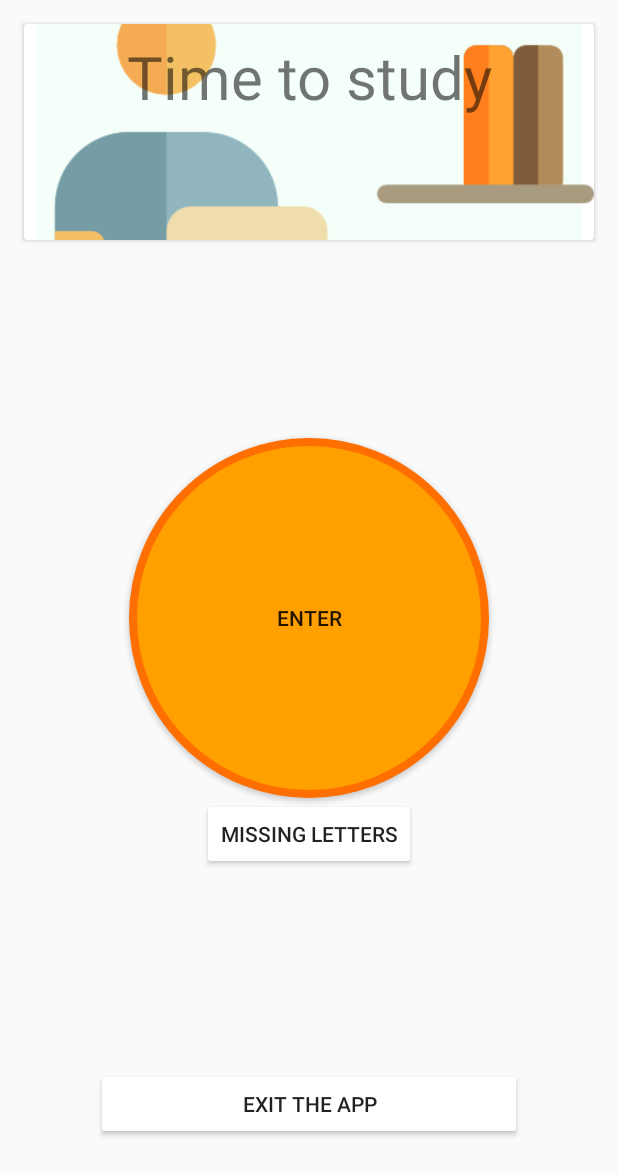
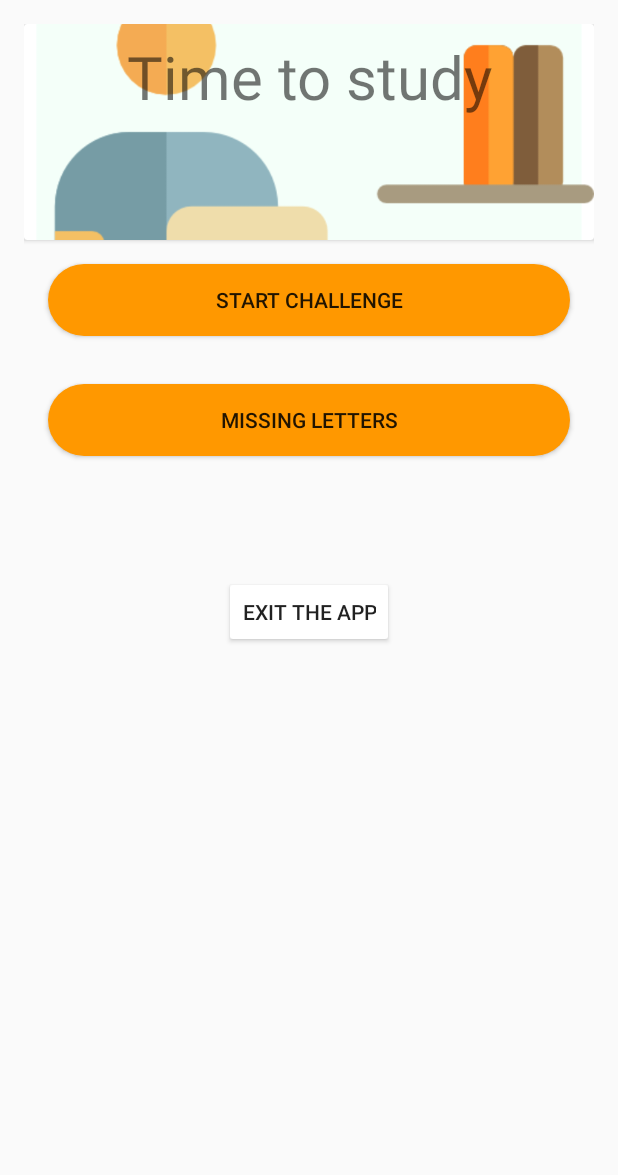
Before and after one commit to praye/LoveWords, an Android app: the AlarmingActivity screen opened directly, with no data from a screen before it, on a phone screen of 412 x 824 dp. Shown: the top 1175 px of the screen. Run offline under Robolectric (Android 15) with nearby library versions, the phone set to English and light mode, and no system bars; 1 statement that could not run was skipped.

Commit message:
change ui of missing words

```diff
--- a/app/src/main/res/layout/activity_alarming.xml
+++ b/app/src/main/res/layout/activity_alarming.xml
@@ -1,17 +1,14 @@
 <?xml version="1.0" encoding="utf-8"?>
-<RelativeLayout xmlns:android="http://schemas.android.com/apk/res/android"
+<LinearLayout xmlns:android="http://schemas.android.com/apk/res/android"
     android:layout_width="match_parent"
     android:layout_height="match_parent"
-    android:orientation="vertical">
+    android:orientation="vertical"
+    android:padding="16dp">
 
     <android.support.v7.widget.CardView
         android:id="@+id/cardView"
         android:layout_width="match_parent"
-        android:layout_height="144dp"
-        android:layout_alignParentEnd="true"
-        android:layout_alignParentStart="true"
-        android:layout_alignParentTop="true"
-        android:layout_margin="16dp">
+        android:layout_height="144dp">
         <ImageView
             android:src="@drawable/study"
             android:layout_width="match_parent"
@@ -28,33 +25,27 @@
 
     <Button
         android:id="@+id/todo"
-        android:layout_width="wrap_content"
-        android:layout_height="wrap_content"
-        android:layout_weight="6"
-        android:layout_centerHorizontal="true"
-        android:layout_centerVertical="true"
-        android:background="@drawable/round_button"
-        android:text="Enter" />
+        android:layout_width="match_parent"
+        android:layout_height="48dp"
+        android:layout_margin="16dp"
+        android:background="@drawable/shape"
+        android:text="Start Challenge" />
 
     <Button
+        android:id="@+id/missingLetter"
+        android:layout_width="match_parent"
+        android:layout_height="48dp"
         android:theme="@style/MyButton"
-        android:layout_centerHorizontal="true"
-        android:layout_below="@+id/todo"
+        android:layout_margin="16dp"
         android:text="Missing Letters"
-        android:id="@+id/missingLetter"
-        android:layout_width="wrap_content"
-        android:layout_height="wrap_content" />
+        android:background="@drawable/shape"/>
 
     <Button
         android:id="@+id/exit"
         android:layout_width="wrap_content"
         android:layout_height="48dp"
-        android:layout_weight="2"
-        android:layout_alignParentBottom="true"
-        android:layout_alignParentEnd="true"
-        android:layout_alignParentStart="true"
         android:layout_gravity="center"
         android:layout_margin="64dp"
         android:text="exit the App"
         android:theme="@style/MyButton" />
-</RelativeLayout>
+</LinearLayout>
--- a/app/src/main/res/layout/activity_missing_letter.xml
+++ b/app/src/main/res/layout/activity_missing_letter.xml
@@ -18,15 +18,16 @@
             android:layout_width="match_parent"
             android:layout_height="?attr/actionBarSize"
             android:background="?attr/colorPrimary"
-            app:popupTheme="@style/Theme.DesignDemo.PopupOverlay" />
+            app:popupTheme="@style/Theme.DesignDemo.PopupOverlay"/>
+    </android.support.design.widget.AppBarLayout>
 
-    </android.support.design.widget.AppBarLayout>
     <LinearLayout
         app:layout_constraintTop_toBottomOf="@id/appbar"
         android:id="@+id/linearLayout"
         android:orientation="vertical"
         android:layout_width="match_parent"
-        android:layout_height="wrap_content">
+        android:layout_height="wrap_content"
+        android:padding="16dp">
         <LinearLayout
             android:gravity="center_horizontal"
             android:id="@+id/layout1"
@@ -40,16 +41,20 @@
         android:id="@+id/answer"
         android:layout_width="wrap_content"
         android:layout_height="wrap_content"
-        android:text="查看答案"
+        android:layout_margin="16dp"
+        android:text="Check"
         app:layout_constraintStart_toEndOf="@id/constraintLayout"
-        app:layout_constraintBottom_toBottomOf="@id/constraintLayout"/>
+        app:layout_constraintBottom_toBottomOf="@id/constraintLayout"
+        android:theme="@style/MyButton"/>
 
     <Button
         android:id="@+id/nextOne"
         android:layout_width="wrap_content"
         android:layout_height="wrap_content"
-        android:text="下一题"
+        android:layout_margin="16dp"
+        android:text="Next"
         app:layout_constraintEnd_toStartOf="@id/constraintLayout"
-        app:layout_constraintBottom_toBottomOf="@id/constraintLayout"/>
+        app:layout_constraintBottom_toBottomOf="@id/constraintLayout"
+        android:theme="@style/MyButton"/>
 
 </android.support.constraint.ConstraintLayout>
```
